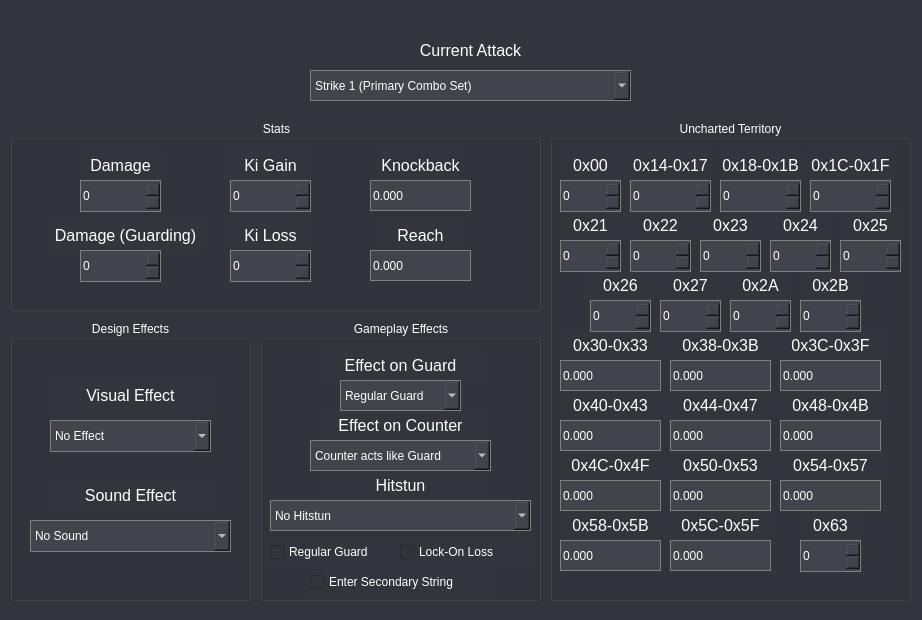
Above: src/ui/paramSections/meleeframe.ui from jagger1407/NeoStudio before the change. Below: the same form after it.
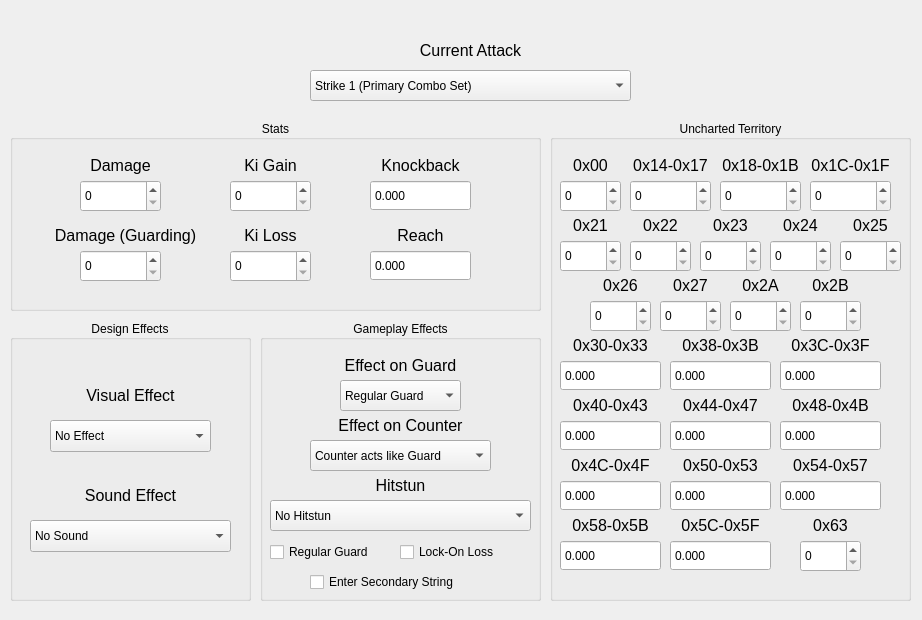
That is the form after the change.

The edit to the form file:
```diff
--- a/src/ui/paramSections/meleeframe.ui
+++ b/src/ui/paramSections/meleeframe.ui
@@ -14,7 +14,7 @@
    <string>Frame</string>
   </property>
   <property name="styleSheet">
-   <string notr="true">background:rgb(50, 54, 60); color: white</string>
+   <string notr="true"/>
   </property>
   <widget class="QComboBox" name="AttackSelectionBox">
    <property name="geometry">
@@ -26,7 +26,7 @@
     </rect>
    </property>
    <property name="styleSheet">
-    <string notr="true">background-color:rgb(65,69,75); color:white;border: 1 solid grey;</string>
+    <string notr="true"/>
    </property>
    <property name="currentIndex">
     <number>0</number>
@@ -635,7 +635,7 @@
      </rect>
     </property>
     <property name="styleSheet">
-     <string notr="true">background-color:rgb(65,69,75);color:white;border: 1 solid grey;</string>
+     <string notr="true"/>
     </property>
     <property name="minimum">
      <number>0</number>
@@ -681,7 +681,7 @@
      </rect>
     </property>
     <property name="styleSheet">
-     <string notr="true">background-color:rgb(65,69,75);color:white;border: 1 solid grey;</string>
+     <string notr="true"/>
     </property>
     <property name="minimum">
      <number>0</number>
@@ -727,7 +727,7 @@
      </rect>
     </property>
     <property name="styleSheet">
-     <string notr="true">background-color:rgb(65,69,75);color:white;border: 1 solid grey;</string>
+     <string notr="true"/>
     </property>
     <property name="minimum">
      <number>0</number>
@@ -773,7 +773,7 @@
      </rect>
     </property>
     <property name="styleSheet">
-     <string notr="true">background-color:rgb(65,69,75);color:white;border: 1 solid grey;</string>
+     <string notr="true"/>
     </property>
     <property name="minimum">
      <number>0</number>
@@ -819,7 +819,7 @@
      </rect>
     </property>
     <property name="styleSheet">
-     <string notr="true">background-color:rgb(65,69,75);color:white;border: 1 solid grey;</string>
+     <string notr="true"/>
     </property>
     <property name="buttonSymbols">
      <enum>QAbstractSpinBox::NoButtons</enum>
@@ -862,7 +862,7 @@
      </rect>
     </property>
     <property name="styleSheet">
-     <string notr="true">background-color:rgb(65,69,75);color:white;border: 1 solid grey;</string>
+     <string notr="true"/>
     </property>
     <property name="buttonSymbols">
      <enum>QAbstractSpinBox::NoButtons</enum>
@@ -909,7 +909,7 @@
      </rect>
     </property>
     <property name="styleSheet">
-     <string notr="true">background-color:rgb(65,69,75); color:white;border: 1 solid grey;</string>
+     <string notr="true"/>
     </property>
     <property name="currentIndex">
      <number>0</number>
@@ -1040,7 +1040,7 @@
      </rect>
     </property>
     <property name="styleSheet">
-     <string notr="true">background-color:rgb(65,69,75); color:white;border: 1 solid grey;</string>
+     <string notr="true"/>
     </property>
     <property name="currentIndex">
      <number>0</number>
@@ -1191,7 +1191,7 @@
      </rect>
     </property>
     <property name="styleSheet">
-     <string notr="true">background-color:rgb(65,69,75); color:white;border: 1 solid grey;</string>
+     <string notr="true"/>
     </property>
     <item>
      <property name="text">
@@ -1258,7 +1258,7 @@
      </rect>
     </property>
     <property name="styleSheet">
-     <string notr="true">background-color:rgb(65,69,75); color:white;border: 1 solid grey;</string>
+     <string notr="true"/>
     </property>
     <property name="currentIndex">
      <number>0</number>
@@ -1307,7 +1307,7 @@
      </rect>
     </property>
     <property name="styleSheet">
-     <string notr="true">background-color:rgb(65,69,75); color:white;border: 1 solid grey;</string>
+     <string notr="true"/>
     </property>
     <property name="currentIndex">
      <number>0</number>
@@ -1652,7 +1652,7 @@
      </rect>
     </property>
     <property name="styleSheet">
-     <string notr="true">background-color:rgb(65,69,75);color:white;border: 1 solid grey;</string>
+     <string notr="true"/>
     </property>
     <property name="minimum">
      <number>0</number>
@@ -1674,7 +1674,7 @@
      </rect>
     </property>
     <property name="styleSheet">
-     <string notr="true">background-color:rgb(65,69,75);color:white;border: 1 solid grey;</string>
+     <string notr="true"/>
     </property>
     <property name="minimum">
      <number>0</number>
@@ -1720,7 +1720,7 @@
      </rect>
     </property>
     <property name="styleSheet">
-     <string notr="true">background-color:rgb(65,69,75);color:white;border: 1 solid grey;</string>
+     <string notr="true"/>
     </property>
     <property name="minimum">
      <number>0</number>
@@ -1766,7 +1766,7 @@
      </rect>
     </property>
     <property name="styleSheet">
-     <string notr="true">background-color:rgb(65,69,75);color:white;border: 1 solid grey;</string>
+     <string notr="true"/>
     </property>
     <property name="minimum">
      <number>0</number>
@@ -1812,7 +1812,7 @@
      </rect>
     </property>
     <property name="styleSheet">
-     <string notr="true">background-color:rgb(65,69,75);color:white;border: 1 solid grey;</string>
+     <string notr="true"/>
     </property>
     <property name="minimum">
      <number>0</number>
@@ -1882,7 +1882,7 @@
      </rect>
     </property>
     <property name="styleSheet">
-     <string notr="true">background-color:rgb(65,69,75);color:white;border: 1 solid grey;</string>
+     <string notr="true"/>
     </property>
     <property name="minimum">
      <number>0</number>
@@ -1904,7 +1904,7 @@
      </rect>
     </property>
     <property name="styleSheet">
-     <string notr="true">background-color:rgb(65,69,75);color:white;border: 1 solid grey;</string>
+     <string notr="true"/>
     </property>
     <property name="minimum">
      <number>0</number>
@@ -1974,7 +1974,7 @@
      </rect>
     </property>
     <property name="styleSheet">
-     <string notr="true">background-color:rgb(65,69,75);color:white;border: 1 solid grey;</string>
+     <string notr="true"/>
     </property>
     <property name="minimum">
      <number>0</number>
@@ -1996,7 +1996,7 @@
      </rect>
     </property>
     <property name="styleSheet">
-     <string notr="true">background-color:rgb(65,69,75);color:white;border: 1 solid grey;</string>
+     <string notr="true"/>
     </property>
     <property name="minimum">
      <number>0</number>
@@ -2018,7 +2018,7 @@
      </rect>
     </property>
     <property name="styleSheet">
-     <string notr="true">background-color:rgb(65,69,75);color:white;border: 1 solid grey;</string>
+     <string notr="true"/>
     </property>
     <property name="minimum">
      <number>0</number>
@@ -2088,7 +2088,7 @@
      </rect>
     </property>
     <property name="styleSheet">
-     <string notr="true">background-color:rgb(65,69,75);color:white;border: 1 solid grey;</string>
+     <string notr="true"/>
     </property>
     <property name="minimum">
      <number>0</number>
@@ -2134,7 +2134,7 @@
      </rect>
     </property>
     <property name="styleSheet">
-     <string notr="true">background-color:rgb(65,69,75);color:white;border: 1 solid grey;</string>
+     <string notr="true"/>
     </property>
     <property name="minimum">
      <number>0</number>
@@ -2180,7 +2180,7 @@
      </rect>
     </property>
     <property name="styleSheet">
-     <string notr="true">background-color:rgb(65,69,75);color:white;border: 1 solid grey;</string>
+     <string notr="true"/>
     </property>
     <property name="buttonSymbols">
      <enum>QAbstractSpinBox::NoButtons</enum>
@@ -2482,7 +2482,7 @@
      </rect>
     </property>
     <property name="styleSheet">
-     <string notr="true">background-color:rgb(65,69,75);color:white;border: 1 solid grey;</string>
+     <string notr="true"/>
     </property>
     <property name="minimum">
      <number>0</number>
@@ -2528,7 +2528,7 @@
      </rect>
     </property>
     <property name="styleSheet">
-     <string notr="true">background-color:rgb(65,69,75);color:white;border: 1 solid grey;</string>
+     <string notr="true"/>
     </property>
     <property name="buttonSymbols">
      <enum>QAbstractSpinBox::NoButtons</enum>
@@ -2550,7 +2550,7 @@
      </rect>
     </property>
     <property name="styleSheet">
-     <string notr="true">background-color:rgb(65,69,75);color:white;border: 1 solid grey;</string>
+     <string notr="true"/>
     </property>
     <property name="buttonSymbols">
      <enum>QAbstractSpinBox::NoButtons</enum>
@@ -2572,7 +2572,7 @@
      </rect>
     </property>
     <property name="styleSheet">
-     <string notr="true">background-color:rgb(65,69,75);color:white;border: 1 solid grey;</string>
+     <string notr="true"/>
     </property>
     <property name="buttonSymbols">
      <enum>QAbstractSpinBox::NoButtons</enum>
@@ -2594,7 +2594,7 @@
      </rect>
     </property>
     <property name="styleSheet">
-     <string notr="true">background-color:rgb(65,69,75);color:white;border: 1 solid grey;</string>
+     <string notr="true"/>
     </property>
     <property name="buttonSymbols">
      <enum>QAbstractSpinBox::NoButtons</enum>
@@ -2616,7 +2616,7 @@
      </rect>
     </property>
     <property name="styleSheet">
-     <string notr="true">background-color:rgb(65,69,75);color:white;border: 1 solid grey;</string>
+     <string notr="true"/>
     </property>
     <property name="buttonSymbols">
      <enum>QAbstractSpinBox::NoButtons</enum>
@@ -2638,7 +2638,7 @@
      </rect>
     </property>
     <property name="styleSheet">
-     <string notr="true">background-color:rgb(65,69,75);color:white;border: 1 solid grey;</string>
+     <string notr="true"/>
     </property>
     <property name="buttonSymbols">
      <enum>QAbstractSpinBox::NoButtons</enum>
@@ -2660,7 +2660,7 @@
      </rect>
     </property>
     <property name="styleSheet">
-     <string notr="true">background-color:rgb(65,69,75);color:white;border: 1 solid grey;</string>
+     <string notr="true"/>
     </property>
     <property name="buttonSymbols">
      <enum>QAbstractSpinBox::NoButtons</enum>
@@ -2682,7 +2682,7 @@
      </rect>
     </property>
     <property name="styleSheet">
-     <string notr="true">background-color:rgb(65,69,75);color:white;border: 1 solid grey;</string>
+     <string notr="true"/>
     </property>
     <property name="buttonSymbols">
      <enum>QAbstractSpinBox::NoButtons</enum>
@@ -2704,7 +2704,7 @@
      </rect>
     </property>
     <property name="styleSheet">
-     <string notr="true">background-color:rgb(65,69,75);color:white;border: 1 solid grey;</string>
+     <string notr="true"/>
     </property>
     <property name="buttonSymbols">
      <enum>QAbstractSpinBox::NoButtons</enum>
@@ -2726,7 +2726,7 @@
      </rect>
     </property>
     <property name="styleSheet">
-     <string notr="true">background-color:rgb(65,69,75);color:white;border: 1 solid grey;</string>
+     <string notr="true"/>
     </property>
     <property name="minimum">
      <number>0</number>
@@ -2804,7 +2804,7 @@
      </rect>
     </property>
     <property name="styleSheet">
-     <string notr="true">background-color:rgb(65,69,75);color:white;border: 1 solid grey;</string>
+     <string notr="true"/>
     </property>
     <property name="buttonSymbols">
      <enum>QAbstractSpinBox::NoButtons</enum>
```
